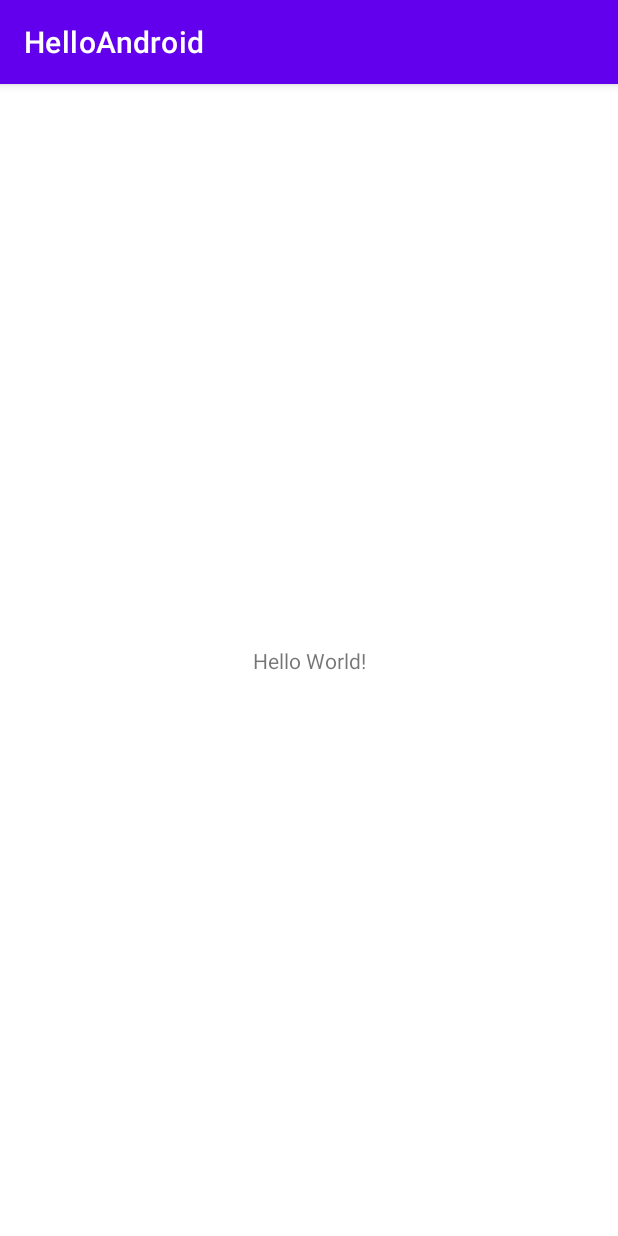
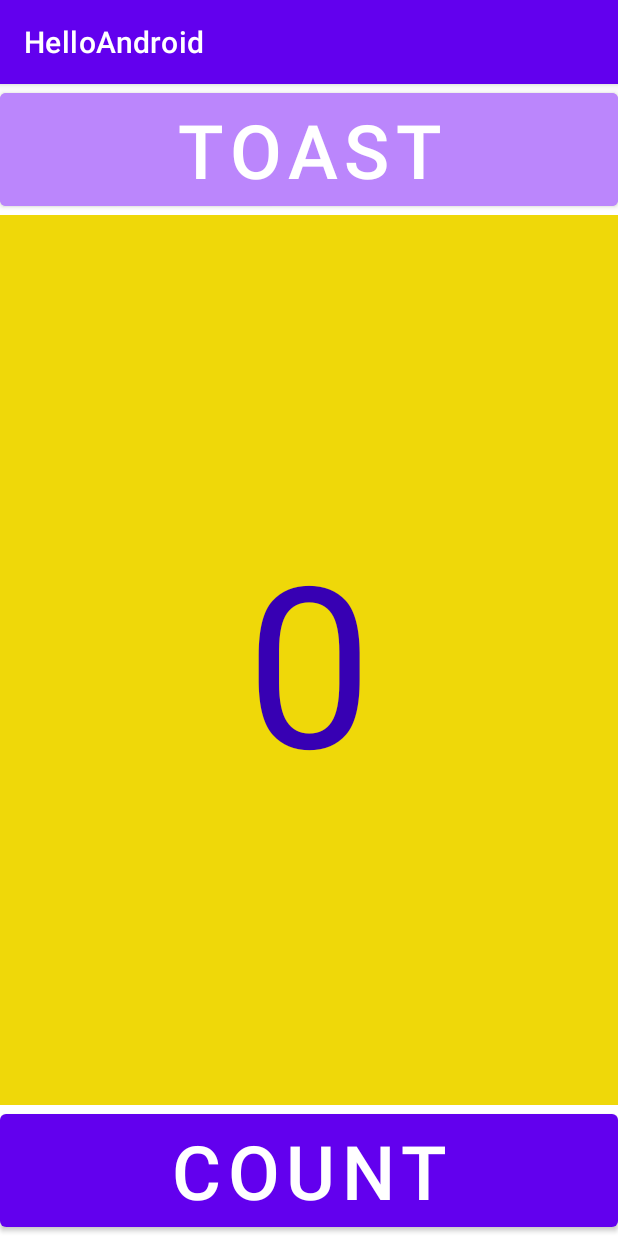
Before and after one commit to MirellaLDS/RecodeProjects, an Android app: the screen it shows after launch (MainActivity), on a phone screen of 412 x 824 dp. Run offline under Robolectric (Android 15) with nearby library versions, the phone set to English and light mode, and no system bars.

Commit message:
count and toast

```diff
--- a/app/src/main/java/com/example/helloandroid/MainActivity.java
+++ b/app/src/main/java/com/example/helloandroid/MainActivity.java
@@ -3,12 +3,28 @@ package com.example.helloandroid;
 import androidx.appcompat.app.AppCompatActivity;
 
 import android.os.Bundle;
+import android.view.View;
+import android.widget.TextView;
+import android.widget.Toast;
 
 public class MainActivity extends AppCompatActivity {
+
+    private int contador = 0;
 
     @Override
     protected void onCreate(Bundle savedInstanceState) {
         super.onCreate(savedInstanceState);
         setContentView(R.layout.activity_main);
     }
+
+    public void showToastMessage(View view) {
+        Toast.makeText(this, "Hello Toast", Toast.LENGTH_LONG).show();
+    }
+
+    public void goAcount(View view) {
+        contador += 1;
+
+        TextView campoDeTexto = findViewById(R.id.tvContador);
+        campoDeTexto.setText(Integer.toString(contador));
+    }
 }
--- a/app/src/main/res/layout/activity_main.xml
+++ b/app/src/main/res/layout/activity_main.xml
@@ -6,13 +6,38 @@
     android:layout_height="match_parent"
     tools:context=".MainActivity">
 
+    <Button
+        android:id="@+id/btToast"
+        android:layout_width="match_parent"
+        android:layout_height="wrap_content"
+        android:textSize="50dp"
+        android:backgroundTint="@color/purple_200"
+        android:onClick="showToastMessage"
+        app:layout_constraintTop_toTopOf="parent"
+        android:text="Toast"/>
+
     <TextView
-        android:layout_width="wrap_content"
+        android:id="@+id/tvContador"
+        android:layout_width="0dp"
+        android:layout_height="0dp"
+        android:text="0"
+        android:textSize="150sp"
+        android:background="#EFD809"
+        android:textColor="@color/purple_700"
+        android:gravity="center"
+        app:layout_constraintEnd_toEndOf="parent"
+        app:layout_constraintStart_toStartOf="parent"
+        app:layout_constraintTop_toBottomOf="@id/btToast"
+        app:layout_constraintBottom_toTopOf="@id/btCount"/>
+
+    <Button
+        android:id="@+id/btCount"
+        android:layout_width="match_parent"
         android:layout_height="wrap_content"
-        android:text="Hello World!"
-        app:layout_constraintBottom_toBottomOf="parent"
-        app:layout_constraintLeft_toLeftOf="parent"
-        app:layout_constraintRight_toRightOf="parent"
-        app:layout_constraintTop_toTopOf="parent" />
+        android:text="Count"
+        android:textSize="50dp"
+        android:onClick="goAcount"
+        app:layout_constraintBottom_toBottomOf="parent"/>
+
 
 </androidx.constraintlayout.widget.ConstraintLayout>
```
